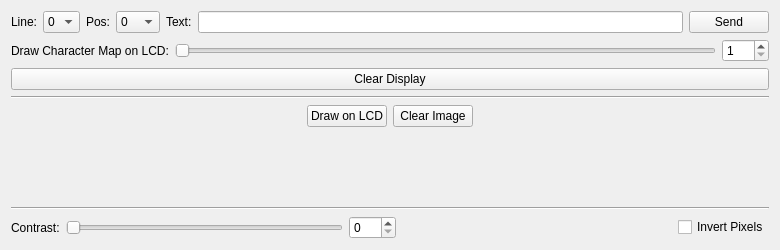
Qt form src/brickv/plugin_system/plugins/oled_64x48/ui/oled_64x48.ui (Tinkerforge/brickv) before a commit.
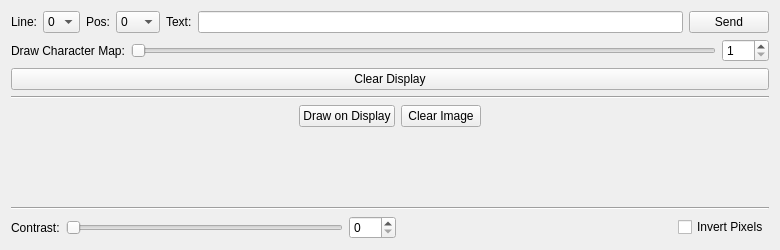
The same form after that commit.

Diff of the .ui file:
```diff
--- a/src/brickv/plugin_system/plugins/oled_64x48/ui/oled_64x48.ui
+++ b/src/brickv/plugin_system/plugins/oled_64x48/ui/oled_64x48.ui
@@ -161,7 +161,7 @@
      <item>
       <widget class="QLabel" name="label_5">
        <property name="text">
-        <string>Draw Character Map on LCD:</string>
+        <string>Draw Character Map:</string>
        </property>
       </widget>
      </item>
@@ -230,7 +230,7 @@
          <item>
           <widget class="QPushButton" name="draw_button">
            <property name="text">
-            <string>Draw on LCD</string>
+            <string>Draw on Display</string>
            </property>
           </widget>
          </item>
```
